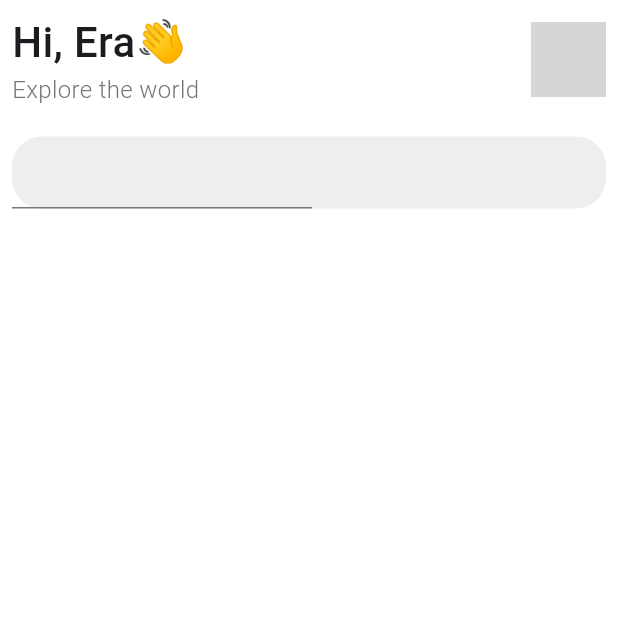
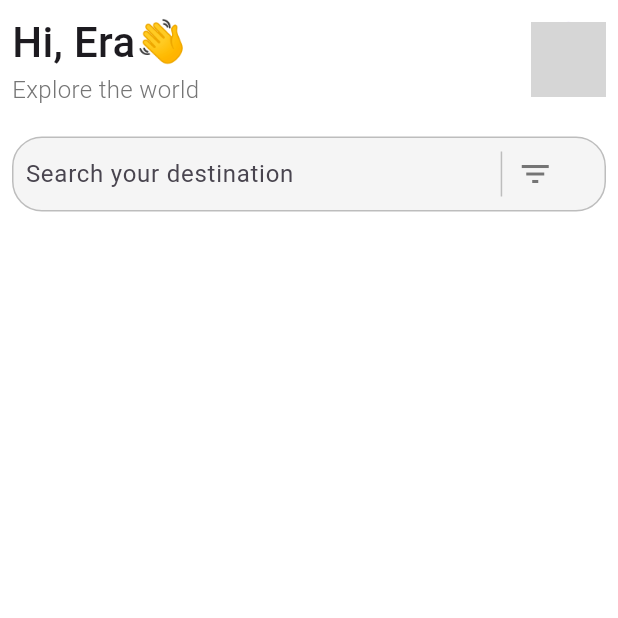
Before and after one commit to Eranga035225/app_for_travel_tales_flutter, a Flutter app: the screen it shows after launch, on a phone screen of 412 x 824 dp, the top half of it. Run offline on Flutter 3.47's test engine with Material 3 defaults, Android fonts, the phone set to English and light mode, and no system bars; our stand-ins replace font_awesome_flutter, google_fonts; network calls fail; grey boxes are pictures that could not be loaded.

Commit message:
developed section 2

```diff
--- a/lib/screens/home_screen.dart
+++ b/lib/screens/home_screen.dart
@@ -52,22 +52,42 @@ class _HomeScreenState extends State<HomeScreen> {
             SizedBox(height: 20,),
 
             Container(
-              width: size.width - 16,
+              // width: size.width - 16,
+              // height:40,
+              padding: EdgeInsets.only(left:8),
 
               decoration: BoxDecoration(
-                color:Colors.grey.shade200,
-                borderRadius: BorderRadius.circular(20)
+                color:Colors.grey.shade100,
+                borderRadius: BorderRadius.circular(20),
+                border: Border.all(
+                  color:Colors.grey.shade400
+                )
 
               ),
               child:Row(children: [
                 SizedBox(
-                  width:200,
+                  width:(size.width-16)*0.8,
                   child: TextField(
+                    decoration: InputDecoration(
+                      border: InputBorder.none,
+                      hintText: 'Search your destination',
+
+                    ),
+
 
 
                   )
 
-                )
+                ),
+                Container(
+                  height:30,
+                  width:1,
+                  color:Colors.grey.shade400,
+                ),
+                SizedBox(width:10),
+
+                Icon(Icons.filter_list, color:Colors.grey.shade600,),
+
               ],)
             )
 
```
